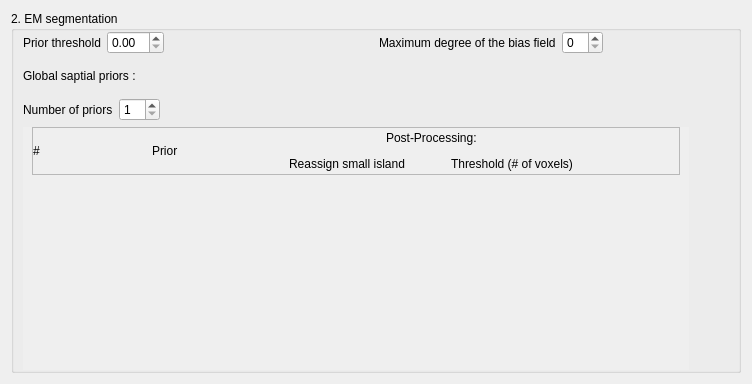
The window that NeosegPipeline/ABCParameters.ui (hay318/NeosegPipeline) describes before a commit, drawn with Qt 5.
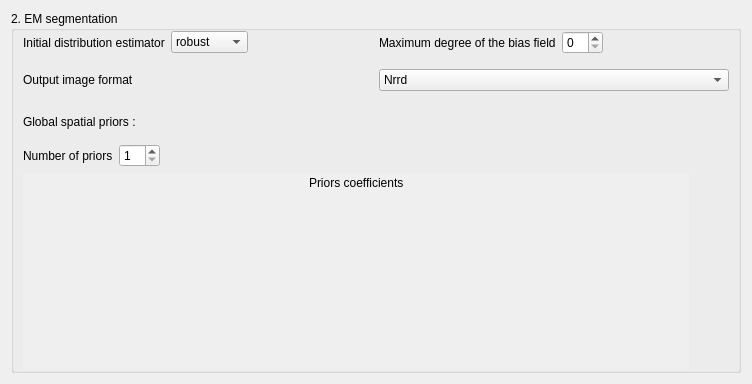
The same window after the commit.

Commit message: ENH: Addition of parameters specific for ABC to the interface. Generate the corresponding script to run ABC. Modified pipeline to replace the execution of Neoseg to ABC.

What changed in the file:
```diff
--- a/NeosegPipeline/ABCParameters.ui
+++ b/NeosegPipeline/ABCParameters.ui
@@ -53,18 +53,22 @@
                <item>
                 <widget class="QLabel" name="label_13">
                  <property name="text">
-                  <string>Prior threshold</string>
+                  <string>Initial distribution estimator</string>
                  </property>
                 </widget>
                </item>
                <item>
-                <widget class="QDoubleSpinBox" name="priorThreshold_spinBox">
-                 <property name="singleStep">
-                  <double>0.100000000000000</double>
-                 </property>
-                 <property name="value">
-                  <double>0.000000000000000</double>
-                 </property>
+                <widget class="QComboBox" name="initialDistributionEstimatorCombo">
+                 <item>
+                  <property name="text">
+                   <string>robust</string>
+                  </property>
+                 </item>
+                 <item>
+                  <property name="text">
+                   <string>standard</string>
+                  </property>
+                 </item>
                 </widget>
                </item>
                <item>
@@ -122,6 +126,43 @@
            </layout>
           </widget>
          </item>
+         <item>
+          <widget class="QWidget" name="widget" native="true">
+           <layout class="QHBoxLayout" name="horizontalLayout_5">
+            <item>
+             <widget class="QLabel" name="label_3">
+              <property name="text">
+               <string>Output image format</string>
+              </property>
+             </widget>
+            </item>
+            <item>
+             <widget class="QComboBox" name="comboBoxOutputImageFormat">
+              <item>
+               <property name="text">
+                <string>Nrrd</string>
+               </property>
+              </item>
+              <item>
+               <property name="text">
+                <string>Analyze</string>
+               </property>
+              </item>
+              <item>
+               <property name="text">
+                <string>GIPL</string>
+               </property>
+              </item>
+              <item>
+               <property name="text">
+                <string>Meta</string>
+               </property>
+              </item>
+             </widget>
+            </item>
+           </layout>
+          </widget>
+         </item>
          <item>
           <widget class="QFrame" name="frame_2">
            <property name="frameShape">
@@ -131,9 +172,6 @@
             <enum>QFrame::Plain</enum>
            </property>
            <layout class="QHBoxLayout" name="horizontalLayout_3">
-            <property name="margin">
-             <number>9</number>
-            </property>
             <item>
              <widget class="QLabel" name="label_8">
               <property name="frameShape">
@@ -143,7 +181,7 @@
                <number>0</number>
               </property>
               <property name="text">
-               <string>Global saptial priors :</string>
+               <string>Global spatial priors :</string>
               </property>
              </widget>
             </item>
@@ -173,6 +211,9 @@
                 <property name="minimum">
                  <number>1</number>
                 </property>
+                <property name="value">
+                 <number>1</number>
+                </property>
                </widget>
               </item>
               <item>
@@ -225,8 +266,8 @@
                 <rect>
                  <x>0</x>
                  <y>0</y>
-                 <width>662</width>
-                 <height>248</height>
+                 <width>648</width>
+                 <height>147</height>
                 </rect>
                </property>
                <layout class="QHBoxLayout" name="horizontalLayout">
@@ -263,217 +304,54 @@
                       <number>0</number>
                      </property>
                      <item>
-                      <widget class="QFrame" name="frame_5">
-                       <property name="frameShape">
-                        <enum>QFrame::StyledPanel</enum>
+                      <layout class="QHBoxLayout" name="horizontalLayout_4">
+                       <item>
+                        <spacer name="horizontalSpacer_2">
+                         <property name="orientation">
+                          <enum>Qt::Horizontal</enum>
+                         </property>
+                         <property name="sizeHint" stdset="0">
+                          <size>
+                           <width>40</width>
+                           <height>20</height>
+                          </size>
+                         </property>
+                        </spacer>
+                       </item>
+                       <item>
+                        <widget class="QLabel" name="label_2">
+                         <property name="text">
+                          <string>Priors coefficients</string>
+                         </property>
+                        </widget>
+                       </item>
+                       <item>
+                        <spacer name="horizontalSpacer_3">
+                         <property name="orientation">
+                          <enum>Qt::Horizontal</enum>
+                         </property>
+                         <property name="sizeHint" stdset="0">
+                          <size>
+                           <width>40</width>
+                           <height>20</height>
+                          </size>
+                         </property>
+                        </spacer>
+                       </item>
+                      </layout>
+                     </item>
+                     <item>
+                      <layout class="QVBoxLayout" name="nbPriorLayout">
+                       <property name="leftMargin">
+                        <number>0</number>
                        </property>
-                       <property name="frameShadow">
-                        <enum>QFrame::Raised</enum>
+                       <property name="topMargin">
+                        <number>0</number>
                        </property>
-                       <layout class="QHBoxLayout" name="horizontalLayout_7">
-                        <property name="margin">
-                         <number>0</number>
-                        </property>
-                        <item>
-                         <layout class="QVBoxLayout" name="nbPriorLayout">
-                          <property name="leftMargin">
-                           <number>0</number>
-                          </property>
-                          <property name="topMargin">
-                           <number>0</number>
-                          </property>
-                          <property name="rightMargin">
-                           <number>0</number>
-                          </property>
-                          <item>
-                           <widget class="QLabel" name="label_2">
-                            <property name="text">
-                             <string>#</string>
-                            </property>
-                           </widget>
-                          </item>
-                         </layout>
-                        </item>
-                        <item>
-                         <spacer name="horizontalSpacer_3">
-                          <property name="orientation">
-                           <enum>Qt::Horizontal</enum>
-                          </property>
-                          <property name="sizeHint" stdset="0">
-                           <size>
-                            <width>40</width>
-                            <height>20</height>
-                           </size>
-                          </property>
-                         </spacer>
-                        </item>
-                        <item>
-                         <widget class="QFrame" name="priorFrame">
-                          <property name="frameShape">
-                           <enum>QFrame::NoFrame</enum>
-                          </property>
-                          <property name="frameShadow">
-                           <enum>QFrame::Plain</enum>
-                          </property>
-                          <layout class="QVBoxLayout" name="verticalLayout_5">
-                           <property name="margin">
-                            <number>0</number>
-                           </property>
-                           <item>
-                            <widget class="QLabel" name="label_3">
-                             <property name="text">
-                              <string>Prior</string>
-                             </property>
-                            </widget>
-                           </item>
-                          </layout>
-                         </widget>
-                        </item>
-                        <item>
-                         <spacer name="horizontalSpacer_8">
-                          <property name="orientation">
-                           <enum>Qt::Horizontal</enum>
-                          </property>
-                          <property name="sizeHint" stdset="0">
-                           <size>
-                            <width>40</width>
-                            <height>20</height>
-                           </size>
-                          </property>
-                         </spacer>
-                        </item>
-                        <item>
-                         <widget class="QFrame" name="ppFrame">
-                          <property name="frameShape">
-                           <enum>QFrame::NoFrame</enum>
-                          </property>
-                          <property name="frameShadow">
-                           <enum>QFrame::Raised</enum>
-                          </property>
-                          <layout class="QVBoxLayout" name="verticalLayout_8">
-                           <property name="margin">
-                            <number>0</number>
-                           </property>
-                           <item>
-                            <widget class="QFrame" name="frame_12">
-                             <property name="frameShape">
-                              <enum>QFrame::NoFrame</enum>
-                             </property>
-                             <property name="frameShadow">
-                              <enum>QFrame::Raised</enum>
-                             </property>
-                             <layout class="QVBoxLayout" name="verticalLayout_9">
-                              <property name="margin">
-                               <number>0</number>
-                              </property>
-                              <item>
-                               <widget class="QFrame" name="frame_13">
-                                <property name="frameShape">
-                                 <enum>QFrame::NoFrame</enum>
-                                </property>
-                                <property name="frameShadow">
-                                 <enum>QFrame::Raised</enum>
-                                </property>
-                                <layout class="QHBoxLayout" name="horizontalLayout_9">
-                                 <property name="margin">
-                                  <number>0</number>
-                                 </property>
-                                 <item>
-                                  <spacer name="horizontalSpacer_4">
-                                   <property name="orientation">
-                                    <enum>Qt::Horizontal</enum>
-                                   </property>
-                                   <property name="sizeHint" stdset="0">
-                                    <size>
-                                     <width>40</width>
-                                     <height>20</height>
-                                    </size>
-                                   </property>
-                                  </spacer>
-                                 </item>
-                                 <item>
-                                  <widget class="QLabel" name="label_4">
-                                   <property name="text">
-                                    <string>Post-Processing:</string>
-                                   </property>
-                                  </widget>
-                                 </item>
-                                 <item>
-                                  <spacer name="horizontalSpacer_9">
-                                   <property name="orientation">
-                                    <enum>Qt::Horizontal</enum>
-                                   </property>
-                                   <property name="sizeHint" stdset="0">
-                                    <size>
-                                     <width>40</width>
-                                     <height>20</height>
-                                    </size>
-                                   </property>
-                                  </spacer>
-                                 </item>
-                                </layout>
-                               </widget>
-                              </item>
-                              <item>
-                               <widget class="QWidget" name="widget_12" native="true">
-                                <layout class="QHBoxLayout" name="horizontalLayout_8">
-                                 <property name="margin">
-                                  <number>0</number>
-                                 </property>
-                                 <item>
-                                  <widget class="QLabel" name="label_5">
-                                   <property name="text">
-                                    <string>Reassign small island</string>
-                                   </property>
-                                  </widget>
-                                 </item>
-                                 <item>
-                                  <spacer name="horizontalSpacer_2">
-                                   <property name="orientation">
-                                    <enum>Qt::Horizontal</enum>
-                                   </property>
-                                   <property name="sizeType">
-                                    <enum>QSizePolicy::Expanding</enum>
-                                   </property>
-                                   <property name="sizeHint" stdset="0">
-                                    <size>
-                                     <width>40</width>
-                                     <height>20</height>
-                                    </size>
-                                   </property>
-                                  </spacer>
-                                 </item>
-                                 <item>
-                                  <widget class="QLabel" name="label_6">
-                                   <property name="text">
-                                    <string>Threshold (# of voxels)</string>
-                                   </property>
-                                  </widget>
-                                 </item>
-                                </layout>
-                               </widget>
-                              </item>
-                             </layout>
-                            </widget>
-                           </item>
-                          </layout>
-                         </widget>
-                        </item>
-                        <item>
-                         <spacer name="horizontalSpacer_7">
-                          <property name="orientation">
-                           <enum>Qt::Horizontal</enum>
-                          </property>
-                          <property name="sizeHint" stdset="0">
-                           <size>
-                            <width>40</width>
-                            <height>20</height>
-                           </size>
-                          </property>
-                         </spacer>
-                        </item>
-                       </layout>
-                      </widget>
+                       <property name="rightMargin">
+                        <number>0</number>
+                       </property>
+                      </layout>
                      </item>
                      <item>
                       <spacer name="verticalSpacer">
```
Left out of the diff: 66 changed lines with no effect on the pictures. The commit also changes 11 other files.
